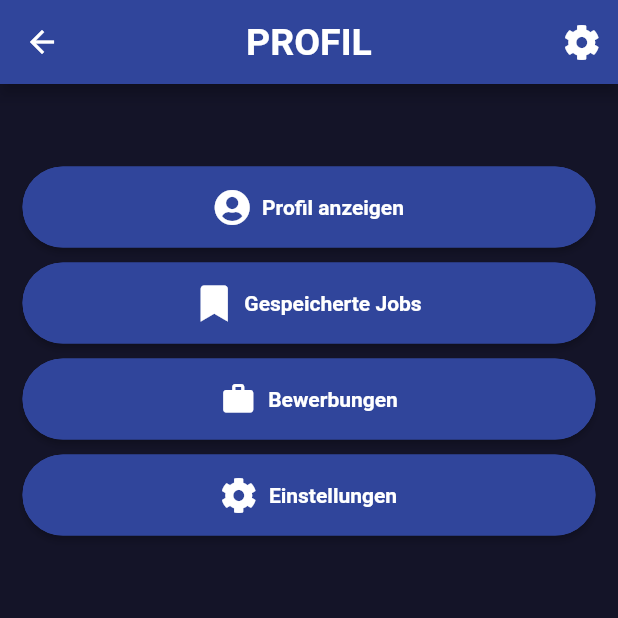
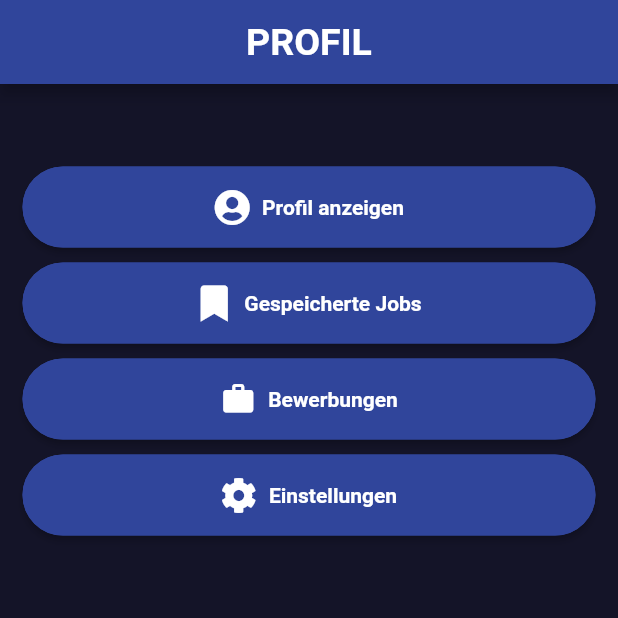
Before and after one commit to arsomesan/JoMa, a Flutter app: the ProfilLoader screen opened directly, on a phone screen of 412 x 824 dp, the top half of it. Run offline on Flutter 3.47's test engine with Material 2 defaults, Android fonts, the phone set to English and light mode, and no system bars; our stand-ins replace animated_splash_screen, carousel_slider, flutter_map, flutter_svg, flutter_svg_provider, font_awesome_flutter and 3 more; accounts and stored records are empty; network calls fail.

Commit message:
- changed routes of arrows

```diff
--- a/lib/screens/screen_profil_loader.dart
+++ b/lib/screens/screen_profil_loader.dart
@@ -35,7 +35,9 @@ class _ProfilLoaderState extends State<ProfilLoader> {
 
   @override
   Widget build(BuildContext context) {
-    return Scaffold(
+    return WillPopScope(
+      onWillPop: () async => false,
+      child: Scaffold(
         appBar: AppBar(
           backgroundColor: AppColors().darkPrimaryColor,
           title: Text(
@@ -43,20 +45,6 @@ class _ProfilLoaderState extends State<ProfilLoader> {
             style: AppTextStyles.darkH1,
           ),
           centerTitle: true,
-        leading: IconButton(
-          icon: Icon(Icons.arrow_back),
-          onPressed: () {
-            Navigator.of(context).pop();
-          },
-        ),
-        actions: [
-          IconButton(
-            icon: AppIcons().settingsWheel,
-            onPressed: () {
-              Get.to(() => const Einstellungen());
-            },
-          )
-        ],
         ),
 
         backgroundColor: AppBackgroundColors().darkBackground,
@@ -151,6 +139,7 @@ class _ProfilLoaderState extends State<ProfilLoader> {
               ),
             ]),
         floatingActionButtonLocation: FloatingActionButtonLocation.centerDocked,
+      ),
     );
   }
 }
--- a/lib/screens/screen_select_view.dart
+++ b/lib/screens/screen_select_view.dart
@@ -15,7 +15,9 @@ class SelectView extends StatelessWidget {
 
   @override
   Widget build(BuildContext context) {
-    return Scaffold(
+    return WillPopScope(
+      onWillPop: () async => false,
+      child: Scaffold(
         appBar: AppBar(
           toolbarHeight:110,
           title: Text(
@@ -259,6 +261,7 @@ class SelectView extends StatelessWidget {
             ],
           ),
         ),
+      ),
     );
   }
 }
```
Also changed, not shown: lib/screens/screen_home.dart (+6 -4 lines), lib/screens/screen_joblist_search.dart (+4 -7 lines). Lines whose indentation alone changed are shown as unchanged.
